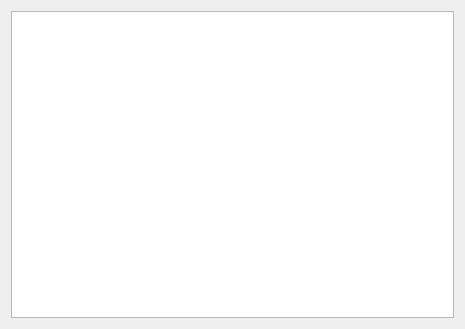
This is src/app/ui/EventsTab.ui in caden-maxwell/nhtsa-scrape as Qt 5 draws it before an edit. The edited form follows.
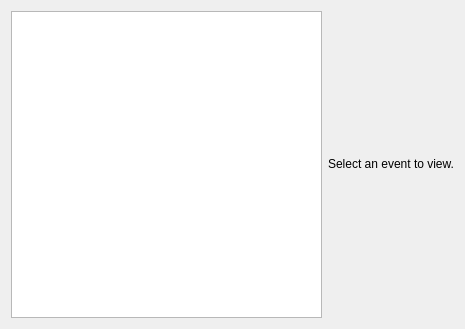
This is the edited form.

Commit message: Everything set up for event view

```diff
--- a/src/app/ui/EventsTab.ui
+++ b/src/app/ui/EventsTab.ui
@@ -15,10 +15,25 @@
   </property>
   <layout class="QHBoxLayout" name="horizontalLayout">
    <item>
-    <widget class="QListView" name="eventsList"/>
+    <widget class="QListView" name="eventsList">
+     <property name="minimumSize">
+      <size>
+       <width>100</width>
+       <height>0</height>
+      </size>
+     </property>
+    </widget>
    </item>
    <item>
-    <layout class="QGridLayout" name="eventLayout"/>
+    <layout class="QGridLayout" name="eventLayout">
+     <item row="0" column="0" alignment="Qt::AlignHCenter|Qt::AlignVCenter">
+      <widget class="QLabel" name="label">
+       <property name="text">
+        <string>Select an event to view.</string>
+       </property>
+      </widget>
+     </item>
+    </layout>
    </item>
   </layout>
  </widget>
```
The commit also changes 4 other files.
